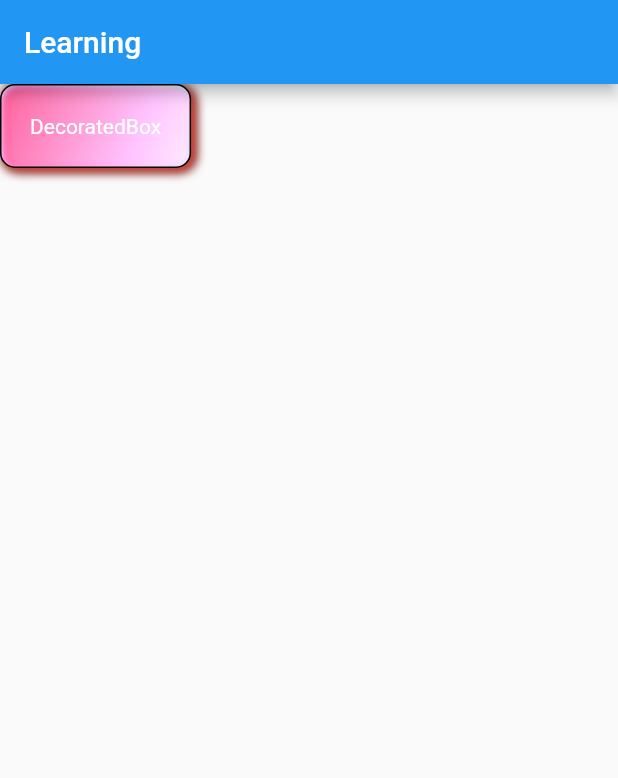
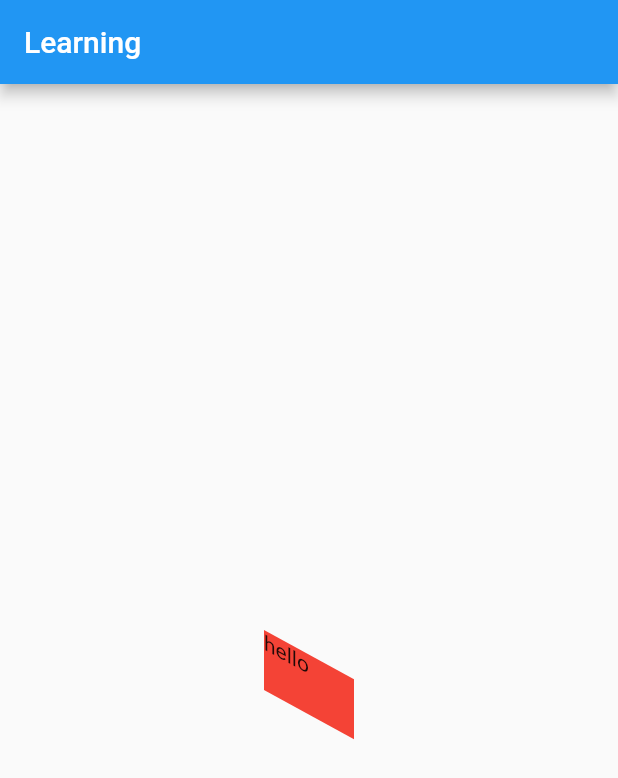
Before and after one commit to jinjilynn/flutter_tour, a Flutter app: the screen it shows after launch, on a phone screen of 412 x 824 dp. Shown: the top 778 px of the screen. Run offline on Flutter 3.47's test engine with Material 2 defaults, Android fonts, the phone set to English and light mode, and no system bars.

Commit message:
add tranform

```diff
--- a/lib/main.dart
+++ b/lib/main.dart
@@ -1,6 +1,7 @@
 import 'package:flutter/material.dart';
 // import 'package:flutter_demo/constrainedBox.dart';
-import 'package:flutter_demo/decoratedbox.dart';
+// import 'package:flutter_demo/decoratedbox.dart';
+import 'package:flutter_demo/transform.dart';
 // import 'package:flutter_demo/padding.dart';
 //import 'package:flutter_demo/align.dart';
 // import 'package:flutter_demo/stack.dart';
@@ -24,7 +25,7 @@ class MyApp extends StatelessWidget {
   Widget build(BuildContext context) {
     return MaterialApp(
       home:
-          Scaffold(appBar: AppBar(title: Text('Learning')), body: DecoratedBoxDemo()),
+          Scaffold(appBar: AppBar(title: Text('Learning')), body: TransformDemo()),
       // theme: ThemeData(primarySwatch: Colors.lightBlue)
     );
   }
--- /dev/null
+++ b/lib/transform.dart
@@ -0,0 +1,13 @@
+import 'package:flutter/material.dart';
+// import 'package:vector_math/vector_math.dart' show Vector3;
+class TransformDemo extends StatelessWidget{
+  @override
+  Widget build(BuildContext context) {
+    return Center(child:Transform(
+      alignment: Alignment.topLeft,
+      origin: Offset(0, 40),
+      transform: Matrix4.skew(0, .5),
+      child: Container(height:40,width:60,color:Colors.red,child:Text('hello')),
+    ));
+  }
+}
```
Also changed, not shown: 1 other file.
